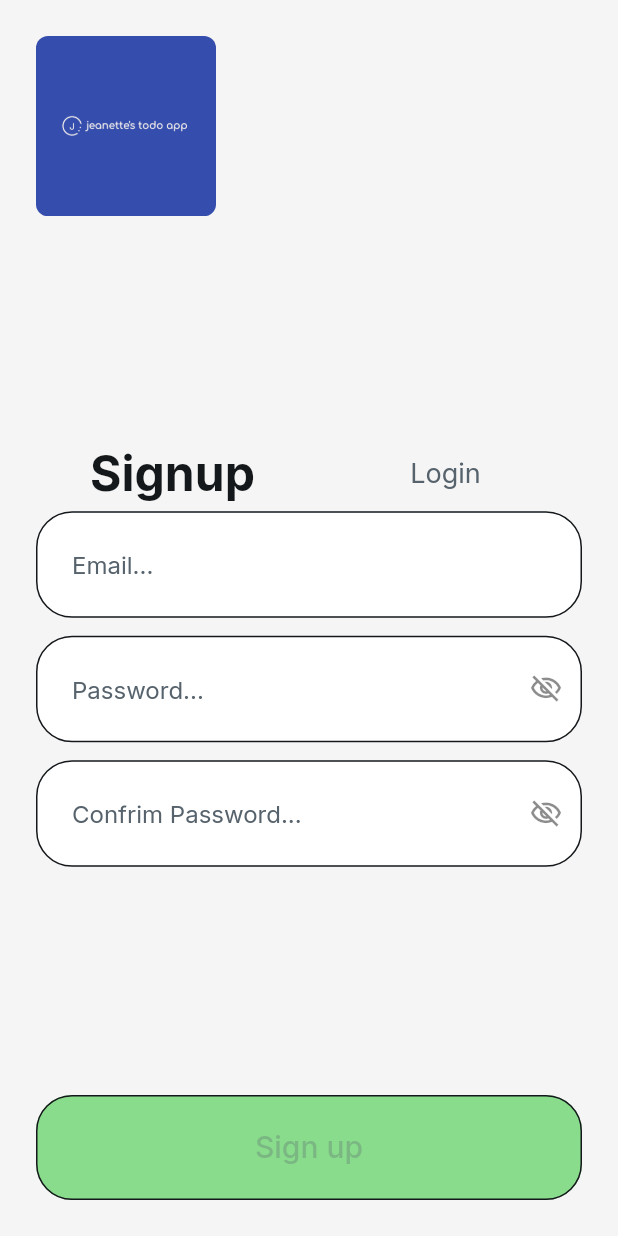
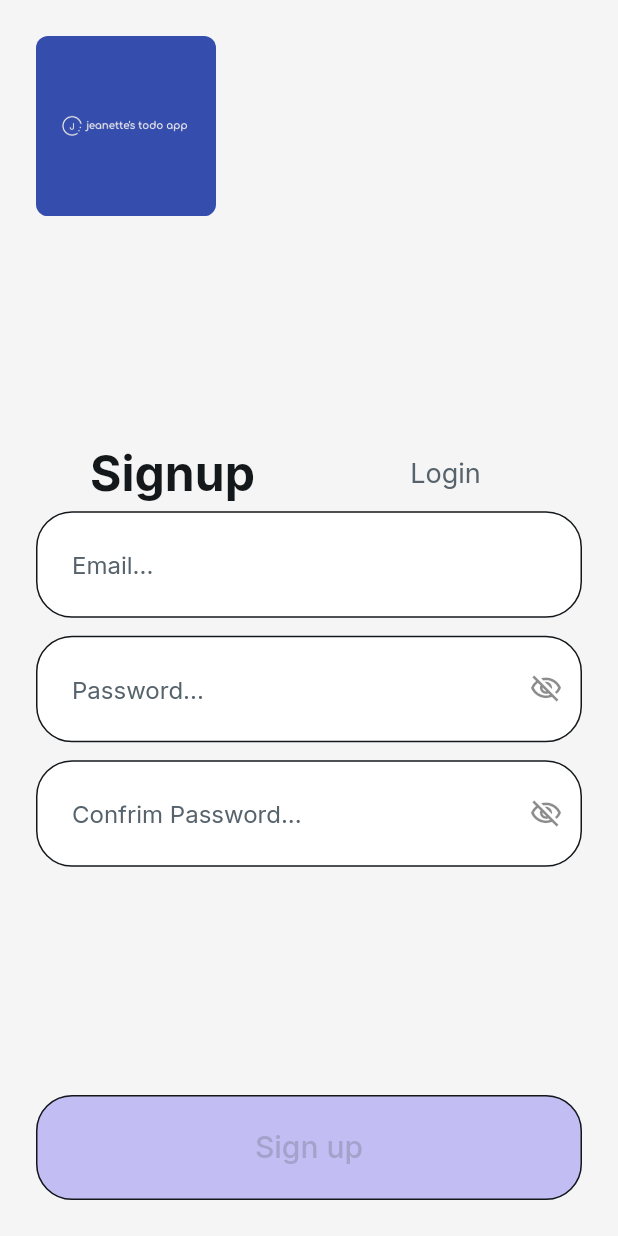
Before and after one commit to jeanettebarboza/TodoApp-FlutterFlow, a Flutter app: the screen it shows after launch, on a phone screen of 412 x 824 dp. Run offline on Flutter 3.47's test engine with Material 3 defaults, Android fonts, the phone set to English and light mode, and no system bars; drawn by our look-alikes of auto_size_text; our stand-ins replace cloud_firestore, easy_debounce, file_picker, firebase_auth, firebase_core, firebase_storage and 13 more; missing offline and left inert: json_path, mime_type; accounts and stored records are empty.

Commit message:
Changing Login and Signup buttons to purple.

```diff
--- a/lib/login/login_widget.dart
+++ b/lib/login/login_widget.dart
@@ -606,7 +606,7 @@ class _LoginWidgetState extends State<LoginWidget>
                               16.0, 0.0, 16.0, 0.0),
                           iconPadding: const EdgeInsetsDirectional.fromSTEB(
                               0.0, 0.0, 0.0, 0.0),
-                          color: FlutterFlowTheme.of(context).primary,
+                          color: FlutterFlowTheme.of(context).accent1,
                           textStyle:
                               FlutterFlowTheme.of(context).titleSmall.override(
                                     fontFamily: 'Inter',
@@ -666,7 +666,7 @@ class _LoginWidgetState extends State<LoginWidget>
                               16.0, 0.0, 16.0, 0.0),
                           iconPadding: const EdgeInsetsDirectional.fromSTEB(
                               0.0, 0.0, 0.0, 0.0),
-                          color: FlutterFlowTheme.of(context).primary,
+                          color: FlutterFlowTheme.of(context).accent1,
                           textStyle:
                               FlutterFlowTheme.of(context).labelMedium.override(
                                     fontFamily: 'Inter',
```
